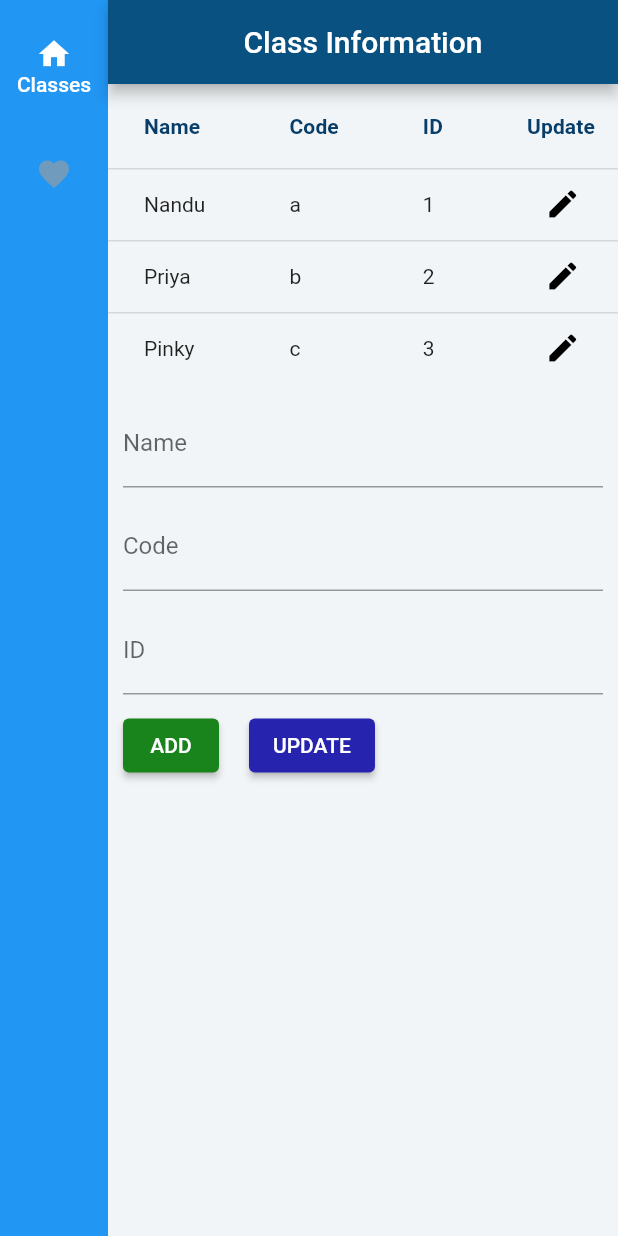
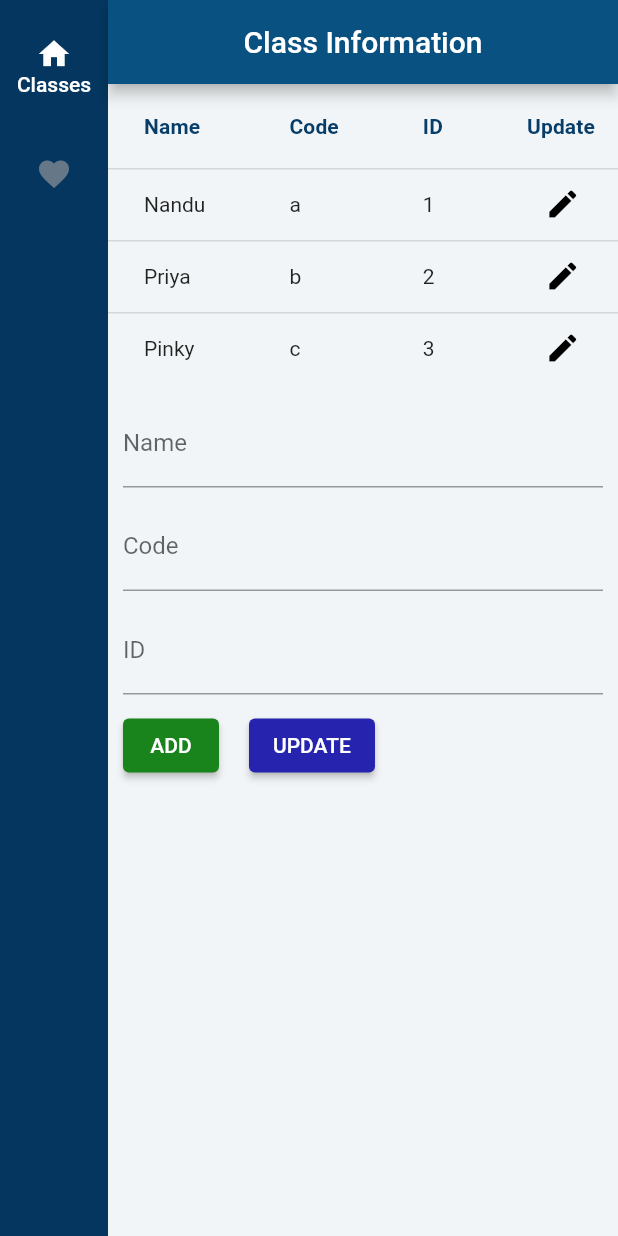
Before and after one commit to Kirla-moni/flutter_master_data, a Flutter app: the screen it shows after launch, on a phone screen of 412 x 824 dp. Run offline on Flutter 3.47's test engine with Material 2 defaults, Android fonts, the phone set to English and light mode, and no system bars.

Commit message:
second commit

```diff
--- a/lib/common/nav.dart
+++ b/lib/common/nav.dart
@@ -24,7 +24,7 @@ class _HomeWidgetState extends State<HomeWidget> {
         body: Row(
       children: [
         NavigationRail(
-     backgroundColor: Colors.blue,
+     backgroundColor: Color.fromARGB(255, 4, 54, 95),
           onDestinationSelected: (index) {
             setState(() {
               _selectedIndex = index;
```
